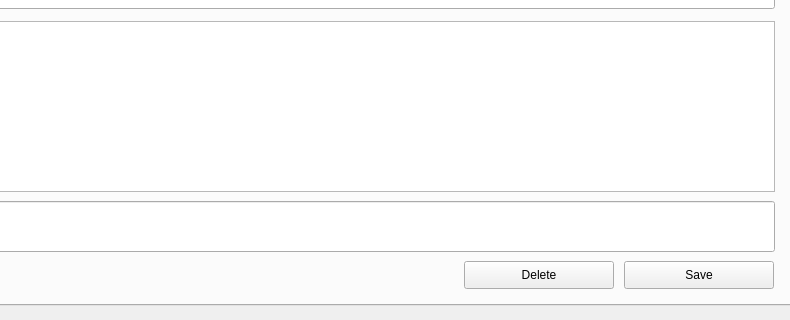
This is src/pages/customer/registration.ui in DY-Microfinance-Customer-Management/dymf-algorithm as Qt 5 draws it before an edit; both pictures show x 598 to 1388 and y 535 to 855 of the 1388 by 855 pixel window. The edited form follows.
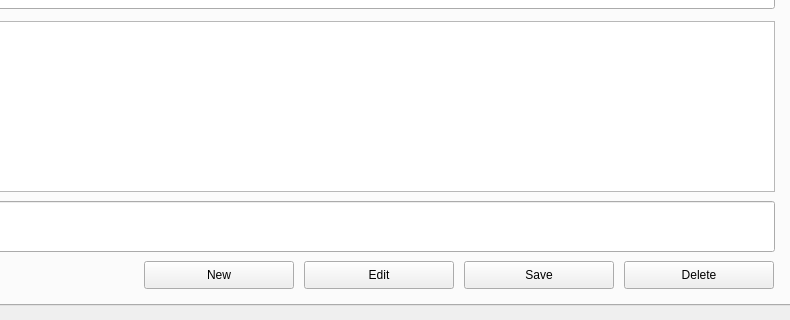
This is the edited form. The open tabs and pages were chosen to show the change.

What changed in the file:
```diff
--- a/src/pages/customer/registration.ui
+++ b/src/pages/customer/registration.ui
@@ -1725,35 +1725,10 @@
        <set>Qt::AlignLeading|Qt::AlignLeft|Qt::AlignTop</set>
       </property>
      </widget>
-     <widget class="QPushButton" name="counselingDeleteButton">
-      <property name="geometry">
-       <rect>
-        <x>1050</x>
-        <y>700</y>
-        <width>150</width>
-        <height>28</height>
-       </rect>
-      </property>
-      <property name="minimumSize">
-       <size>
-        <width>150</width>
-        <height>0</height>
-       </size>
-      </property>
-      <property name="maximumSize">
-       <size>
-        <width>150</width>
-        <height>16777215</height>
-       </size>
-      </property>
-      <property name="text">
-       <string>Delete</string>
-      </property>
-     </widget>
      <widget class="QPushButton" name="counselingSaveButton">
       <property name="geometry">
        <rect>
-        <x>1210</x>
+        <x>1050</x>
         <y>700</y>
         <width>150</width>
         <height>28</height>
@@ -1775,6 +1750,81 @@
        <string>Save</string>
       </property>
      </widget>
+     <widget class="QPushButton" name="counselingDeleteButton">
+      <property name="geometry">
+       <rect>
+        <x>1210</x>
+        <y>700</y>
+        <width>150</width>
+        <height>28</height>
+       </rect>
+      </property>
+      <property name="minimumSize">
+       <size>
+        <width>150</width>
+        <height>0</height>
+       </size>
+      </property>
+      <property name="maximumSize">
+       <size>
+        <width>150</width>
+        <height>16777215</height>
+       </size>
+      </property>
+      <property name="text">
+       <string>Delete</string>
+      </property>
+     </widget>
+     <widget class="QPushButton" name="counselingNewButton">
+      <property name="geometry">
+       <rect>
+        <x>730</x>
+        <y>700</y>
+        <width>150</width>
+        <height>28</height>
+       </rect>
+      </property>
+      <property name="minimumSize">
+       <size>
+        <width>150</width>
+        <height>0</height>
+       </size>
+      </property>
+      <property name="maximumSize">
+       <size>
+        <width>150</width>
+        <height>16777215</height>
+       </size>
+      </property>
+      <property name="text">
+       <string>New</string>
+      </property>
+     </widget>
+     <widget class="QPushButton" name="counselingEditButton">
+      <property name="geometry">
+       <rect>
+        <x>890</x>
+        <y>700</y>
+        <width>150</width>
+        <height>28</height>
+       </rect>
+      </property>
+      <property name="minimumSize">
+       <size>
+        <width>150</width>
+        <height>0</height>
+       </size>
+      </property>
+      <property name="maximumSize">
+       <size>
+        <width>150</width>
+        <height>16777215</height>
+       </size>
+      </property>
+      <property name="text">
+       <string>Edit</string>
+      </property>
+     </widget>
     </widget>
    </widget>
    <widget class="QLabel" name="customerName_8">
```
Left out of the diff: 2 changed lines with no effect on the pictures.
